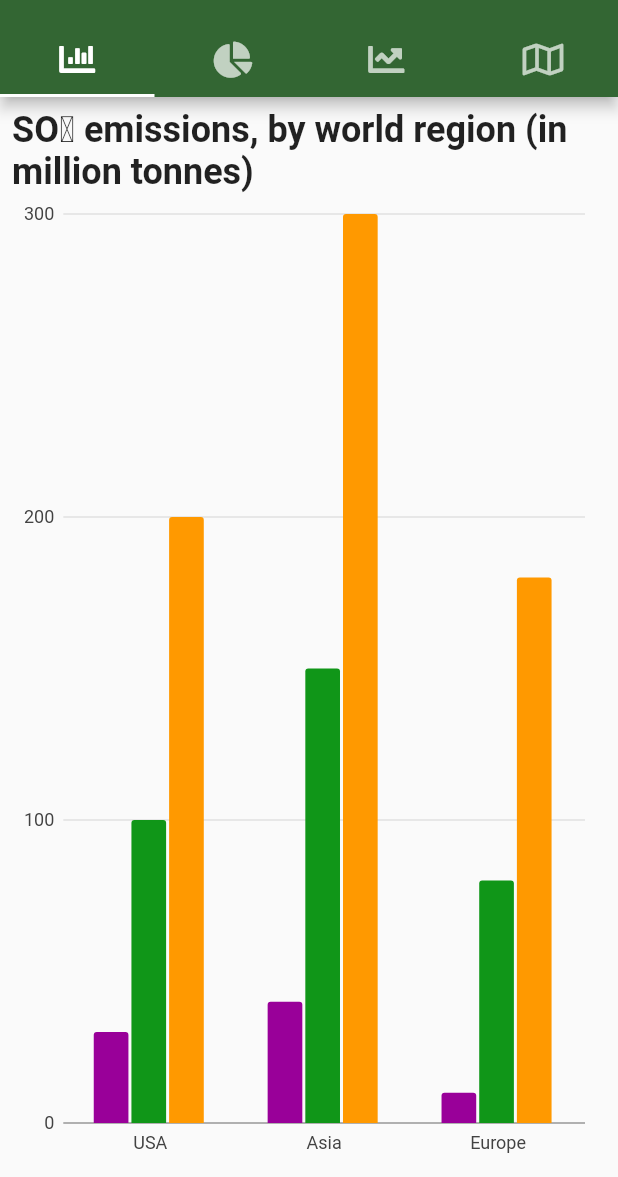
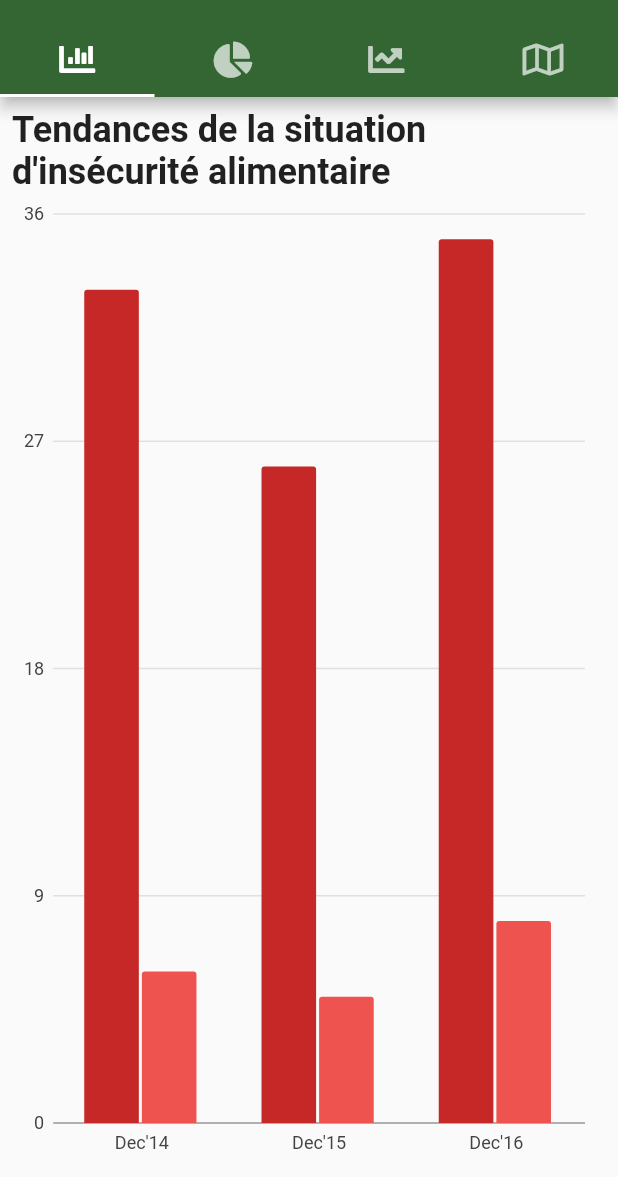
Before and after one commit to jhamza21/onagri_food_safety, a Flutter app: the screen it shows after launch, in the side drawer, after a tap on "Indicators", on a phone screen of 412 x 824 dp, the part 59-1236 px from its top. Run offline on Flutter 3.47's test engine with Material 2 defaults, Android fonts, the phone set to English and light mode, and no system bars; our stand-ins replace cached_network_image, charts_flutter, font_awesome_flutter; missing offline and left inert: syncfusion_flutter_maps; network calls fail.

Commit message:
adapt data to indicators and news

```diff
--- a/lib/helper/data.dart
+++ b/lib/helper/data.dart
@@ -7,47 +7,47 @@ List<CategorieModel> getCategories() {
 
   //1
   categorieModel = new CategorieModel();
+  categorieModel.categorieName = "Health";
+  categorieModel.imageAssetUrl =
+      "https://images.unsplash.com/photo-1494390248081-4e521a5940db?ixlib=rb-1.2.1&ixid=eyJhcHBfaWQiOjEyMDd9&auto=format&fit=crop&w=1595&q=80";
+  myCategories.add(categorieModel);
+
+  //2
+  categorieModel = new CategorieModel();
+  categorieModel.categorieName = "Science";
+  categorieModel.imageAssetUrl =
+      "https://images.unsplash.com/photo-1554475901-4538ddfbccc2?ixlib=rb-1.2.1&ixid=eyJhcHBfaWQiOjEyMDd9&auto=format&fit=crop&w=1504&q=80";
+  myCategories.add(categorieModel);
+
+  //3
+  categorieModel = new CategorieModel();
+  categorieModel.categorieName = "Sports";
+  categorieModel.imageAssetUrl =
+      "https://images.unsplash.com/photo-1495563923587-bdc4282494d0?ixlib=rb-1.2.1&auto=format&fit=crop&w=1500&q=80";
+  myCategories.add(categorieModel);
+
+  //4
+  categorieModel = new CategorieModel();
   categorieModel.categorieName = "Business";
   categorieModel.imageAssetUrl =
       "https://images.unsplash.com/photo-1507679799987-c73779587ccf?ixlib=rb-1.2.1&ixid=eyJhcHBfaWQiOjEyMDd9&auto=format&fit=crop&w=1502&q=80";
   myCategories.add(categorieModel);
 
-  //2
+  //5
   categorieModel = new CategorieModel();
   categorieModel.categorieName = "Entertainment";
   categorieModel.imageAssetUrl =
       "https://images.unsplash.com/photo-1522869635100-9f4c5e86aa37?ixlib=rb-1.2.1&ixid=eyJhcHBfaWQiOjEyMDd9&auto=format&fit=crop&w=1500&q=80";
   myCategories.add(categorieModel);
 
-  //3
+  //6
   categorieModel = new CategorieModel();
   categorieModel.categorieName = "General";
   categorieModel.imageAssetUrl =
       "https://images.unsplash.com/photo-1495020689067-958852a7765e?ixlib=rb-1.2.1&ixid=eyJhcHBfaWQiOjEyMDd9&auto=format&fit=crop&w=800&q=60";
   myCategories.add(categorieModel);
 
-  //4
-  categorieModel = new CategorieModel();
-  categorieModel.categorieName = "Health";
-  categorieModel.imageAssetUrl =
-      "https://images.unsplash.com/photo-1494390248081-4e521a5940db?ixlib=rb-1.2.1&ixid=eyJhcHBfaWQiOjEyMDd9&auto=format&fit=crop&w=1595&q=80";
-  myCategories.add(categorieModel);
-
-  //5
-  categorieModel = new CategorieModel();
-  categorieModel.categorieName = "Science";
-  categorieModel.imageAssetUrl =
-      "https://images.unsplash.com/photo-1554475901-4538ddfbccc2?ixlib=rb-1.2.1&ixid=eyJhcHBfaWQiOjEyMDd9&auto=format&fit=crop&w=1504&q=80";
-  myCategories.add(categorieModel);
-
-  //5
-  categorieModel = new CategorieModel();
-  categorieModel.categorieName = "Sports";
-  categorieModel.imageAssetUrl =
-      "https://images.unsplash.com/photo-1495563923587-bdc4282494d0?ixlib=rb-1.2.1&auto=format&fit=crop&w=1500&q=80";
-  myCategories.add(categorieModel);
-
-  //5
+  //7
   categorieModel = new CategorieModel();
   categorieModel.categorieName = "Technology";
   categorieModel.imageAssetUrl =
--- a/lib/helper/news.dart
+++ b/lib/helper/news.dart
@@ -7,30 +7,85 @@ import 'package:onagri/secret.dart';
 class News {
   List<Article> news = [];
 
+//   Future<void> getNews() async {
+//     String url =
+//         "https://newsapi.org/v2/top-headlines?country=in&excludeDomains=stackoverflow.com&sortBy=publishedAt&language=en&apiKey=$apiKey";
+
+//     var response = await http.get(url);
+
+//     var jsonData = jsonDecode(response.body);
+
+//     if (jsonData['status'] == "ok") {
+//       jsonData["articles"].forEach((element) {
+//         if (element['urlToImage'] != null && element['description'] != null) {
+//           Article article = Article(
+//             title: element['title'],
+//             author: element['author'],
+//             description: element['description'],
+//             urlToImage: element['urlToImage'],
+//             publshedAt: DateTime.parse(element['publishedAt']),
+//             content: element["content"],
+//             articleUrl: element["url"],
+//           );
+//           news.add(article);
+//         }
+//       });
+//     }
+//   }
+// }
+
   Future<void> getNews() async {
-    String url =
-        "https://newsapi.org/v2/top-headlines?country=in&excludeDomains=stackoverflow.com&sortBy=publishedAt&language=en&apiKey=$apiKey";
+    //article 1
+    Article article = Article(
+      title: 'FLASH SUR LA FILIÈRE AVICOLE (JANVIER 2021)',
+      author: 'Mme Yosra DOUIREL',
+      description:
+          'Après une hausse continue durant le mois dernier, les prix à la production de poulets de chairs continuent à s’élever durant la deuxième quinzaine du mois de septembre',
+      urlToImage: 'article_1.png',
+      publshedAt: DateTime.parse('2020-02-03'),
+      content: "content",
+      articleUrl: "url",
+    );
+    news.add(article);
 
-    var response = await http.get(url);
+    //article 2
+    Article article2 = Article(
+      title: 'Oléiculture',
+      author: 'Mme Yosra DOUIREL',
+      description:
+          "Exportations de l'huile d'olive tunisienne (1509) au cours du mois de novembre 2020",
+      urlToImage: 'article_2.png',
+      publshedAt: DateTime.parse('2020-02-03'),
+      content: "content",
+      articleUrl: "url",
+    );
+    news.add(article2);
 
-    var jsonData = jsonDecode(response.body);
+    //article 3
+    Article article3 = Article(
+      title: 'PRODUITS AGRICOLES DE TERROIR',
+      author: 'Mme Yosra DOUIREL',
+      description:
+          "Les Figues de Djebba AOC, patrimoine culturel vecteur de valorisation de l’activité agricole des Djebbaois",
+      urlToImage: 'article_3.png',
+      publshedAt: DateTime.parse('2020-02-03'),
+      content: "content",
+      articleUrl: "url",
+    );
+    news.add(article3);
 
-    if (jsonData['status'] == "ok") {
-      jsonData["articles"].forEach((element) {
-        if (element['urlToImage'] != null && element['description'] != null) {
-          Article article = Article(
-            title: element['title'],
-            author: element['author'],
-            description: element['description'],
-            urlToImage: element['urlToImage'],
-            publshedAt: DateTime.parse(element['publishedAt']),
-            content: element["content"],
-            articleUrl: element["url"],
-          );
-          news.add(article);
-        }
-      });
-    }
+    //article 4
+    Article article4 = Article(
+      title: '4 لمحة حول تطور صادرات التمور في تونس',
+      author: 'Mme Yosra DOUIREL',
+      description:
+          "يحتل قطاع التمور المركز الثاني في سلم صادرات المنتجات الفالحية في تونس بعد زيت الزيتون حيث ساهم سنة 2019 بنسبة 3,18 %من القيمة الجملية للصادرات الفالحية والغذائية.",
+      urlToImage: 'article_4.jpg',
+      publshedAt: DateTime.parse('2020-02-03'),
+      content: "content",
+      articleUrl: "url",
+    );
+    news.add(article4);
   }
 }
 
--- a/lib/helper/widgets.dart
+++ b/lib/helper/widgets.dart
@@ -76,12 +76,12 @@ class NewsTile extends StatelessWidget {
   Widget build(BuildContext context) {
     return GestureDetector(
       onTap: () {
-        Navigator.push(
-            context,
-            MaterialPageRoute(
-                builder: (context) => ArticleView(
-                      articleName: title,
-                    )));
+        // Navigator.push(
+        //     context,
+        //     MaterialPageRoute(
+        //         builder: (context) => ArticleView(
+        //               articleName: title,
+        //             )));
       },
       child: Container(
           margin: EdgeInsets.only(bottom: 24),
@@ -100,8 +100,8 @@ class NewsTile extends StatelessWidget {
                 children: <Widget>[
                   ClipRRect(
                       borderRadius: BorderRadius.circular(6),
-                      child: Image.network(
-                        imgUrl,
+                      child: Image.asset(
+                        "assets/images/" + imgUrl,
                         height: 200,
                         width: MediaQuery.of(context).size.width,
                         fit: BoxFit.cover,
--- a/lib/views/indicators.dart
+++ b/lib/views/indicators.dart
@@ -9,34 +9,37 @@ class Indicators extends StatefulWidget {
 }
 
 class _IndicatorsState extends State<Indicators> {
-  List<charts.Series<Pollution, String>> _seriesData;
-  List<charts.Series<Task, String>> _seriesPieData;
+  List<charts.Series<Insecrurity, String>> _seriesData;
+  List<charts.Series<Exportation, String>> _seriesPieData;
   List<charts.Series<Sales, int>> _seriesLineData;
 
   _generateData() {
     var data1 = [
-      new Pollution(1980, 'USA', 30),
-      new Pollution(1980, 'Asia', 40),
-      new Pollution(1980, 'Europe', 10),
+      new Insecrurity("Dec'14", 33),
+      new Insecrurity("Dec'15", 26),
+      new Insecrurity("Dec'16", 35),
     ];
     var data2 = [
-      new Pollution(1985, 'USA', 100),
-      new Pollution(1980, 'Asia', 150),
-      new Pollution(1985, 'Europe', 80),
-    ];
-    var data3 = [
-      new Pollution(1985, 'USA', 200),
-      new Pollution(1980, 'Asia', 300),
-      new Pollution(1985, 'Europe', 180),
+      new Insecrurity("Dec'14", 6),
+      new Insecrurity("Dec'15", 5),
+      new Insecrurity("Dec'16", 8),
     ];
 
     var piedata = [
-      new Task('Work', 35.8, Color(0xff3366cc)),
-      new Task('Eat', 8.3, Color(0xff990099)),
-      new Task('Commute', 10.8, Color(0xff109618)),
-      new Task('TV', 15.6, Color(0xfffdbe19)),
-      new Task('Sleep', 19.2, Color(0xffff9900)),
-      new Task('Other', 10.3, Color(0xffdc3912)),
+      new Exportation("Huile d'olive vierge lampante et ses fractions", 2.0,
+          Color(0xff3366cc)),
+      new Exportation("Huile d'olive vierge extra et ses fractions", 2.1,
+          Color(0xff990099)),
+      new Exportation(
+          "Huile d'olive vierge extra et ses fractions (entre 1 et 5 litres)",
+          0.3,
+          Color(0xff109618)),
+      new Exportation("Huile d'olive vierge extra et ses fractions (en vrac)",
+          14.8, Color(0xfffdbe19)),
+      new Exportation(
+          "Huile d'olive vierge et ses fractions", 0.6, Color(0xffff9900)),
+      new Exportation("Autres huile d'olive vierge et ses fractions (en vrac)",
+          0.2, Color(0xffdc3912)),
     ];
 
     var linesalesdata = [
@@ -67,49 +70,37 @@ class _IndicatorsState extends State<Indicators> {
 
     _seriesData.add(
       charts.Series(
-        domainFn: (Pollution pollution, _) => pollution.place,
-        measureFn: (Pollution pollution, _) => pollution.quantity,
-        id: '2017',
+        domainFn: (Insecrurity insecurity, _) => insecurity.date,
+        measureFn: (Insecrurity insecurity, _) => insecurity.quantity,
+        id: "Insécurité sévere",
         data: data1,
         fillPatternFn: (_, __) => charts.FillPatternType.solid,
-        fillColorFn: (Pollution pollution, _) =>
-            charts.ColorUtil.fromDartColor(Color(0xff990099)),
+        fillColorFn: (Insecrurity insecrurity, _) =>
+            charts.ColorUtil.fromDartColor(Colors.red[800]),
       ),
     );
 
     _seriesData.add(
       charts.Series(
-        domainFn: (Pollution pollution, _) => pollution.place,
-        measureFn: (Pollution pollution, _) => pollution.quantity,
-        id: '2018',
+        domainFn: (Insecrurity insecrurity, _) => insecrurity.date,
+        measureFn: (Insecrurity insecrurity, _) => insecrurity.quantity,
+        id: "Insécurité modérée",
         data: data2,
         fillPatternFn: (_, __) => charts.FillPatternType.solid,
-        fillColorFn: (Pollution pollution, _) =>
-            charts.ColorUtil.fromDartColor(Color(0xff109618)),
-      ),
-    );
-
-    _seriesData.add(
-      charts.Series(
-        domainFn: (Pollution pollution, _) => pollution.place,
-        measureFn: (Pollution pollution, _) => pollution.quantity,
-        id: '2019',
-        data: data3,
-        fillPatternFn: (_, __) => charts.FillPatternType.solid,
-        fillColorFn: (Pollution pollution, _) =>
-            charts.ColorUtil.fromDartColor(Color(0xffff9900)),
+        fillColorFn: (Insecrurity insecrurity, _) =>
+            charts.ColorUtil.fromDartColor(Colors.red[400]),
       ),
     );
 
     _seriesPieData.add(
       charts.Series(
-        domainFn: (Task task, _) => task.task,
-        measureFn: (Task task, _) => task.taskvalue,
-        colorFn: (Task task, _) =>
-            charts.ColorUtil.fromDartColor(task.colorval),
+        domainFn: (Exportation exportation, _) => exportation.name,
+        measureFn: (Exportation exportation, _) => exportation.value,
+        colorFn: (Exportation exportation, _) =>
+            charts.ColorUtil.fromDartColor(exportation.colorval),
         id: 'Air Pollution',
         data: piedata,
-        labelAccessorFn: (Task row, _) => '${row.taskvalue}',
+        labelAccessorFn: (Exportation row, _) => '${row.value}',
       ),
     );
 
@@ -146,9 +137,9 @@ class _IndicatorsState extends State<Indicators> {
   void initState() {
     super.initState();
     // ignore: deprecated_member_use
-    _seriesData = List<charts.Series<Pollution, String>>();
+    _seriesData = List<charts.Series<Insecrurity, String>>();
     // ignore: deprecated_member_use
-    _seriesPieData = List<charts.Series<Task, String>>();
+    _seriesPieData = List<charts.Series<Exportation, String>>();
     // ignore: deprecated_member_use
     _seriesLineData = List<charts.Series<Sales, int>>();
     _generateData();
@@ -183,7 +174,7 @@ class _IndicatorsState extends State<Indicators> {
                   child: Column(
                     children: <Widget>[
                       Text(
-                        'SO₂ emissions, by world region (in million tonnes)',
+                        "Tendances de la situation d'insécurité alimentaire",
                         style: TextStyle(
                             fontSize: 24.0, fontWeight: FontWeight.bold),
                       ),
@@ -208,9 +199,9 @@ class _IndicatorsState extends State<Indicators> {
                   child: Column(
                     children: <Widget>[
                       Text(
-                        'Time spent on daily tasks',
+                        "Evolution des quantités exportées de l'huile d'olive tunisienne au cours du mois de novembre 2020",
                         style: TextStyle(
-                            fontSize: 24.0, fontWeight: FontWeight.bold),
+                            fontSize: 16.0, fontWeight: FontWeight.bold),
                       ),
                       SizedBox(
                         height: 10.0,
@@ -224,7 +215,6 @@ class _IndicatorsState extends State<Indicators> {
                                 outsideJustification:
                                     charts.OutsideJustification.endDrawArea,
                                 horizontalFirst: false,
-                                desiredMaxRows: 2,
                                 cellPadding: new EdgeInsets.only(
                                     right: 4.0, bottom: 4.0),
                                 entryTextStyle: charts.TextStyleSpec(
@@ -291,7 +281,7 @@ class _IndicatorsState extends State<Indicators> {
             Padding(
               padding: EdgeInsets.all(8.0),
               child: Container(
-                height: 520,
+                height: 10,
                 child: Center(child: MapPage()),
               ),
             )
@@ -302,20 +292,19 @@ class _IndicatorsState extends State<Indicators> {
   }
 }
 
-class Pollution {
-  String place;
-  int year;
+class Insecrurity {
+  String date;
   int quantity;
 
-  Pollution(this.year, this.place, this.quantity);
+  Insecrurity(this.date, this.quantity);
 }
 
-class Task {
-  String task;
-  double taskvalue;
+class Exportation {
+  String name;
+  double value;
   Color colorval;
 
-  Task(this.task, this.taskvalue, this.colorval);
+  Exportation(this.name, this.value, this.colorval);
 }
 
 class Sales {
--- a/lib/views/map.dart
+++ b/lib/views/map.dart
@@ -16,7 +16,6 @@ class _MapPageState extends State<MapPage> {
 
   List<Model> _data;
   MapShapeSource _mapSource;
-
   @override
   void initState() {
     _data = const <Model>[
@@ -54,6 +53,28 @@ class _MapPageState extends State<MapPage> {
       title: const MapTitle('Poverty'),
       layers: <MapShapeLayer>[
         MapShapeLayer(
+          onSelectionChanged: (int selected) {
+            return showDialog(
+                context: context,
+                builder: (BuildContext context) {
+                  return AlertDialog(
+                    shape: RoundedRectangleBorder(
+                        borderRadius: BorderRadius.all(Radius.circular(32.0))),
+                    content: Column(
+                      children: [
+                        Text(
+                          _data[selected].state +
+                              " : " +
+                              _data[selected].stateCode,
+                          style: TextStyle(fontWeight: FontWeight.bold),
+                        ),
+                        Text(
+                            "Info about " + _data[selected].state.toLowerCase())
+                      ],
+                    ),
+                  );
+                });
+          },
           source: _mapSource,
           showDataLabels: true,
           legend: MapLegend(MapElement.shape),
--- a/lib/views/news_page.dart
+++ b/lib/views/news_page.dart
@@ -31,7 +31,6 @@ class _NewsPageState extends State<NewsPage> {
   void initState() {
     _loading = true;
     super.initState();
-
     categories = getCategories();
     getNews();
   }
@@ -110,12 +109,12 @@ class CategoryCard extends StatelessWidget {
   Widget build(BuildContext context) {
     return GestureDetector(
       onTap: () {
-        Navigator.push(
-            context,
-            MaterialPageRoute(
-                builder: (context) => CategoryNews(
-                      newsCategory: categoryName.toLowerCase(),
-                    )));
+        // Navigator.push(
+        //     context,
+        //     MaterialPageRoute(
+        //         builder: (context) => CategoryNews(
+        //               newsCategory: categoryName.toLowerCase(),
+        //             )));
       },
       child: Container(
         margin: EdgeInsets.only(right: 14),
```
Also changed, not shown: assets/images/article_1.png (added), assets/images/article_2.png (added), assets/images/article_3.png (added), assets/images/article_4.jpg (added).
